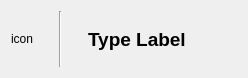
Above: Apps/Brontes/View/type_widget.ui from geoffroygivry/CyclopsVFX-Unity before the change. Below: the same form after it.
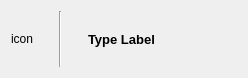
That is the form after the change.

Patch:
```diff
--- a/Apps/Brontes/View/type_widget.ui
+++ b/Apps/Brontes/View/type_widget.ui
@@ -71,7 +71,7 @@
      <property name="font">
       <font>
        <family>Cantarell</family>
-       <pointsize>14</pointsize>
+       <pointsize>10</pointsize>
        <weight>75</weight>
        <bold>true</bold>
       </font>
```
